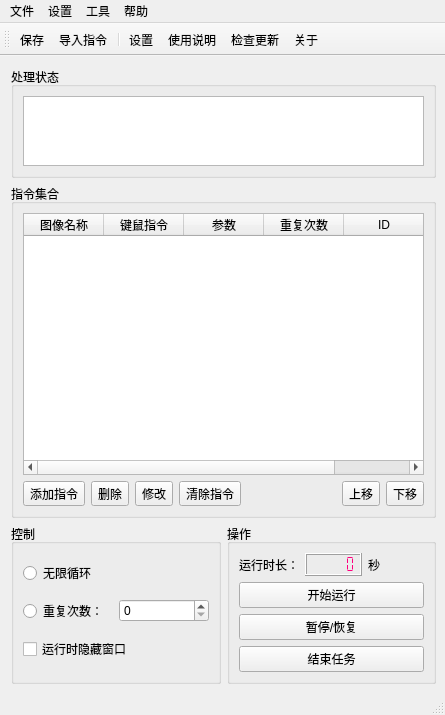
Old version of the form 窗体/mainwindow.ui in the repository FsterThanLight/Clicker.
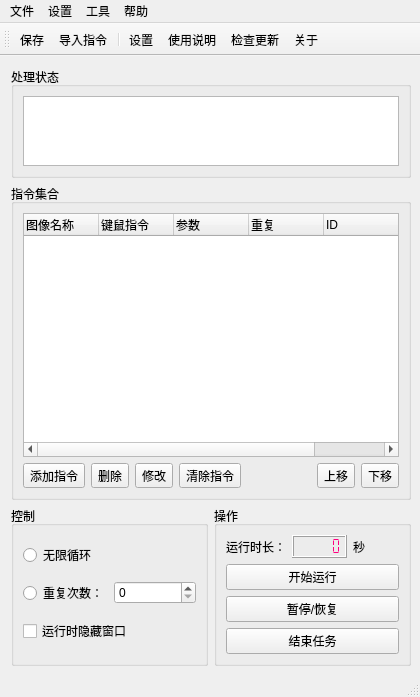
New version of the form. Icons and pictures are not drawn.

Commit message: 2022/4/8 表格布局完成

The edit to the form file:
```diff
--- a/窗体/mainwindow.ui
+++ b/窗体/mainwindow.ui
@@ -6,8 +6,8 @@
    <rect>
     <x>0</x>
     <y>0</y>
-    <width>445</width>
-    <height>715</height>
+    <width>420</width>
+    <height>697</height>
    </rect>
   </property>
   <property name="windowTitle">
@@ -119,11 +119,23 @@
        </item>
        <item row="0" column="0" colspan="8">
         <widget class="QTableWidget" name="tableWidget">
+         <property name="styleSheet">
+          <string notr="true"/>
+         </property>
+         <property name="showGrid">
+          <bool>true</bool>
+         </property>
+         <property name="gridStyle">
+          <enum>Qt::SolidLine</enum>
+         </property>
+         <property name="wordWrap">
+          <bool>true</bool>
+         </property>
          <attribute name="horizontalHeaderVisible">
           <bool>true</bool>
          </attribute>
          <attribute name="horizontalHeaderDefaultSectionSize">
-          <number>80</number>
+          <number>75</number>
          </attribute>
          <attribute name="verticalHeaderVisible">
           <bool>false</bool>
@@ -135,26 +147,41 @@
           <property name="text">
            <string>图像名称</string>
           </property>
+          <property name="textAlignment">
+           <set>AlignLeading|AlignVCenter</set>
+          </property>
          </column>
          <column>
           <property name="text">
            <string>键鼠指令</string>
           </property>
+          <property name="textAlignment">
+           <set>AlignLeading|AlignVCenter</set>
+          </property>
          </column>
          <column>
           <property name="text">
            <string>参数</string>
           </property>
+          <property name="textAlignment">
+           <set>AlignLeading|AlignVCenter</set>
+          </property>
          </column>
          <column>
           <property name="text">
-           <string>重复次数</string>
+           <string>重复</string>
+          </property>
+          <property name="textAlignment">
+           <set>AlignLeading|AlignVCenter</set>
           </property>
          </column>
          <column>
           <property name="text">
            <string>ID</string>
           </property>
+          <property name="textAlignment">
+           <set>AlignLeading|AlignVCenter</set>
+          </property>
          </column>
         </widget>
        </item>
@@ -293,7 +320,7 @@
     <rect>
      <x>0</x>
      <y>0</y>
-     <width>445</width>
+     <width>420</width>
      <height>26</height>
     </rect>
    </property>
```
Left out of the diff: 3 changed lines with no effect on the pictures. The commit also changes 6 other files.
